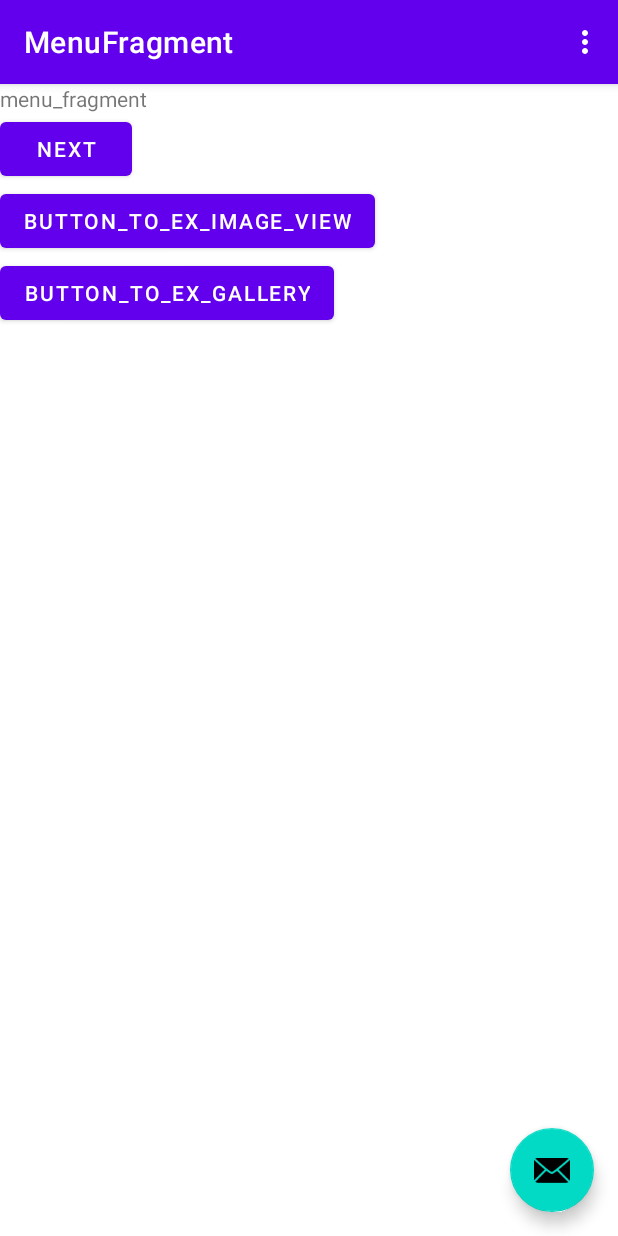
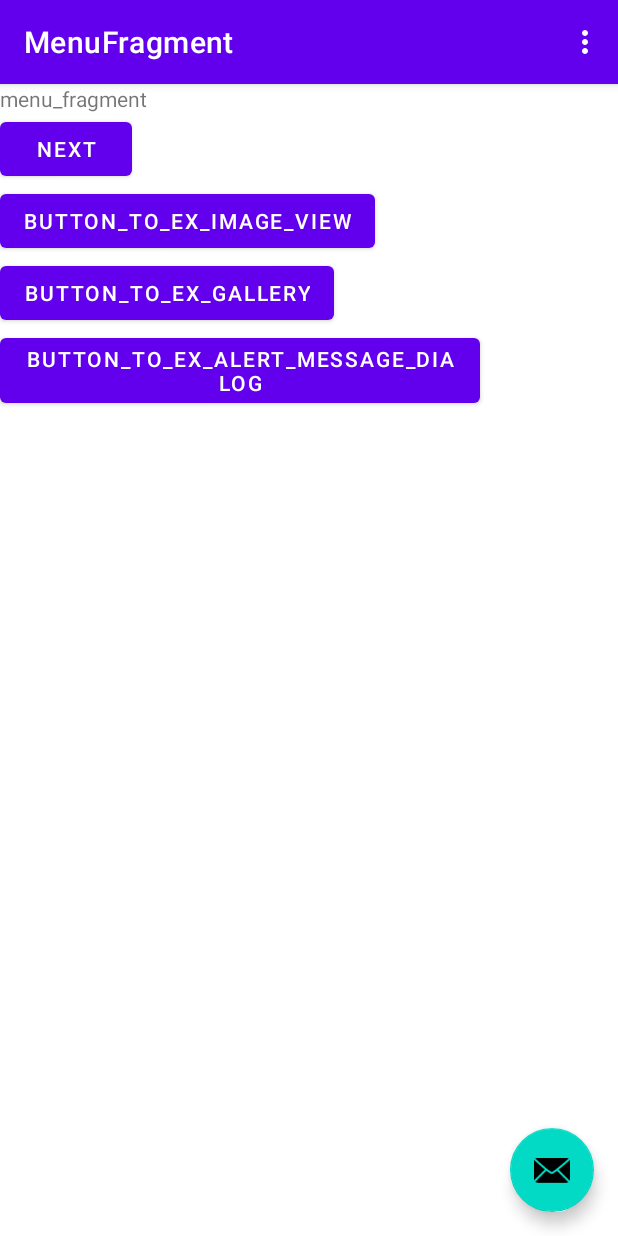
Before and after one commit to anyingiit/Class2021_2022_2_AndroidDevelop_course, an Android app: the screen it shows after launch (MainActivity), on a phone screen of 412 x 824 dp. Run offline under Robolectric (Android 15) with nearby library versions, the phone set to English and light mode, and no system bars; our stand-ins replace navigation-ui.

Commit message:
完成ExAlertMessageDialog 练习

```diff
--- a/app/src/main/java/com/example/class2021_2022_2_androiddevelop_course/fragments/MenuFragment.java
+++ b/app/src/main/java/com/example/class2021_2022_2_androiddevelop_course/fragments/MenuFragment.java
@@ -51,6 +51,13 @@ public class MenuFragment extends Fragment {
                         .navigate(R.id.action_MenuFragment_to_ExGallery);
             }
         });
+        binding.buttonToExAlertMessageDialog.setOnClickListener(new View.OnClickListener() {
+            @Override
+            public void onClick(View view) {
+                NavHostFragment.findNavController(MenuFragment.this)
+                        .navigate(R.id.action_MenuFragment_to_ExAlertMessageDialog);
+            }
+        });
     }
 
     @Override
--- a/app/src/main/res/layout/fragment_menu.xml
+++ b/app/src/main/res/layout/fragment_menu.xml
@@ -31,5 +31,11 @@
         android:id="@+id/button_to_ex_gallery"
         android:text="@string/button_to_ex_gallery" />
 
+    <Button
+        android:layout_width="wrap_content"
+        android:layout_height="wrap_content"
+        android:id="@+id/button_to_ex_alert_message_dialog"
+        android:text="@string/button_to_ex_alert_message_dialog" />
+
 
 </LinearLayout>
--- a/app/src/main/res/navigation/nav_graph.xml
+++ b/app/src/main/res/navigation/nav_graph.xml
@@ -20,6 +20,9 @@
         <action
             android:id="@+id/action_MenuFragment_to_ExGallery"
             app:destination="@id/ExGallery" />
+        <action
+            android:id="@+id/action_MenuFragment_to_ExAlertMessageDialog"
+            app:destination="@id/ExAlertMessageDialog" />
     </fragment>
     <fragment
         android:id="@+id/SecondFragment"
@@ -41,4 +44,10 @@
         android:name="com.example.class2021_2022_2_androiddevelop_course.fragments.ExGallery"
         android:label="ExGallery"
         tools:layout="@layout/fragment_ex_gallery" />
+    <fragment
+        android:id="@+id/ExAlertMessageDialog"
+        android:name="com.example.class2021_2022_2_androiddevelop_course.fragments.ExAlertMessageDialog"
+        android:label="ExAlertMessageDialog"
+        tools:layout="@layout/fragment_ex_alert_message_dialog" />
+
 </navigation>
--- a/app/src/main/res/values/strings.xml
+++ b/app/src/main/res/values/strings.xml
@@ -18,4 +18,6 @@
     <string name="imageview2">ImageView2</string>
     <string name="button_to_ex_gallery">button_to_ex_gallery</string>
     <string name="imageview">ImageView</string>
+    <string name="show_message">提示消息</string>
+    <string name="button_to_ex_alert_message_dialog">button_to_ex_alert_message_dialog</string>
 </resources>
```
Also changed, not shown: app/src/main/java/com/example/class2021_2022_2_androiddevelop_course/fragments/ExAlertMessageDialog.java (added, +36 -0 lines), app/src/main/java/com/example/class2021_2022_2_androiddevelop_course/fragments/dialogs/AlertMessageDialog.java (added, +39 -0 lines), app/src/main/res/layout/fragment_ex_alert_message_dialog.xml (added, +14 -0 lines).
